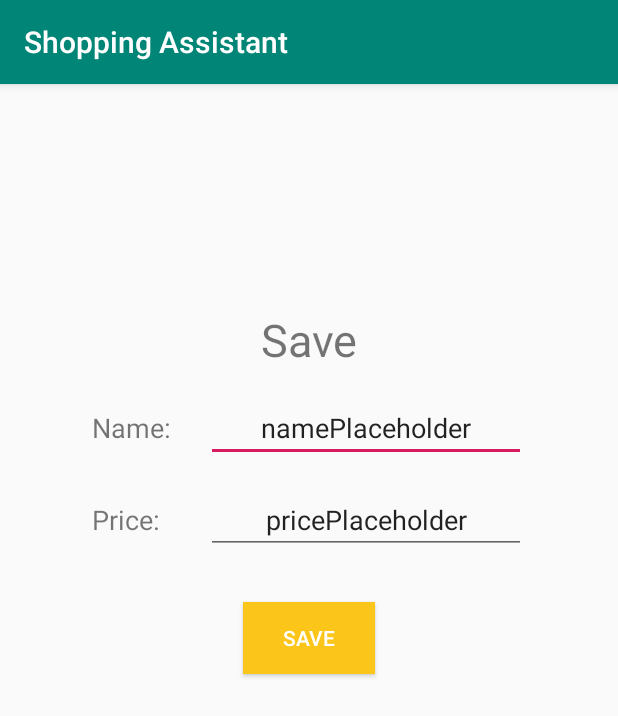
After one commit to Avarice111/shopping-assistant, an Android app: the EditItemViewActivity screen opened directly, with no data from a screen before it, on a phone screen of 412 x 824 dp. The commit adds this screen. Shown: the top 716 px of the screen. Run offline under Robolectric (Android 15) with nearby library versions, the phone set to English and light mode, and no system bars; 3 statements that could not run were skipped.

Commit message:
Edit Item

```diff
--- a/app/src/main/AndroidManifest.xml
+++ b/app/src/main/AndroidManifest.xml
@@ -27,6 +27,8 @@
         </activity>
         <activity android:name=".NewItemViewActivity">
         </activity>
+        <activity android:name=".EditItemViewActivity">
+        </activity>
     </application>
 
 </manifest>
--- /dev/null
+++ b/app/src/main/java/forthelulz/shoppingassistant/EditItemPresenterImpl.kt
@@ -0,0 +1,28 @@
+package forthelulz.shoppingassistant
+
+import android.content.Context
+
+class EditItemPresenterImpl(var editItemView: EditItemView, var context: Context) : EditItemPresenter {
+
+    override fun submit(name: String, price: Double,listId: Long) {
+        AppDatabase(context).shoppingItemDAO().update(ShoppingItem(0,name, price, listId))
+        editItemView.moveToNewActivity(
+            ViewListActivity::class.java,
+            longArrayOf(listId)
+
+        )
+    }
+
+    override fun loadAllByListId(shoppingListId: Long) {
+        var shoppingItems:List<ShoppingItem> = AppDatabase(context).shoppingItemDAO()
+            .loadAllByIds(longArrayOf(shoppingListId))
+        editItemView.setList(shoppingItems)
+    }
+}
+
+interface EditItemPresenter {
+
+    fun submit(name:String, price: Double, listId: Long)
+    fun loadAllByListId(shoppingListId:Long)
+
+}
--- /dev/null
+++ b/app/src/main/java/forthelulz/shoppingassistant/EditItemViewActivity.kt
@@ -0,0 +1,62 @@
+package forthelulz.shoppingassistant
+
+import android.content.Intent
+import android.os.Bundle
+import android.support.v7.app.AppCompatActivity
+import android.widget.Button
+import android.widget.EditText
+import kotlinx.android.synthetic.main.activity_new_item.*
+
+class EditItemViewActivity: AppCompatActivity(), EditItemView {
+
+    private var editItemPresenter: EditItemPresenter? = null
+
+    private var shoppingItems:List<ShoppingItem> = mutableListOf()
+
+    override fun onCreate(savedInstanceState: Bundle?) {
+        super.onCreate(savedInstanceState)
+        setContentView(R.layout.activity_edit_item)
+
+        editItemPresenter = EditItemPresenterImpl(this,this)
+
+        val nameFormItem = findViewById<EditText>(R.id.nameFormItem)
+
+        val priceFormItem = findViewById<EditText>(R.id.priceFormItem)
+
+        val submitEditItem = findViewById<Button>(R.id.submitEditItem)
+
+
+
+        val listId = getIntent().getExtras().getLongArray(Environment.EXTRA_IDS).first()
+
+        editItemPresenter?.loadAllByListId(listId)
+
+        submitEditItem.setOnClickListener {
+            editItemPresenter?.submit(nameFormItem.text.toString(),
+                priceFormItem.text.toString().toDouble(),
+                listId)
+        }
+
+    }
+
+    override fun setList(list: List<ShoppingItem>) {
+        shoppingItems = list
+        /*adapter.setList(list)
+        adapter.notifyDataSetChanged()*/
+        nameFormItem.setText(shoppingItems.first().name)
+        priceFormItem.setText(shoppingItems.first().price.toString())
+    }
+
+    override fun moveToNewActivity(cls: Class<*>, ids: LongArray) {
+        val intent = Intent(this, cls)
+        intent.putExtra(Environment.EXTRA_IDS, ids)
+        startActivity(intent)
+    }
+
+}
+
+interface EditItemView {
+
+    fun moveToNewActivity(cls: Class<*>, ids: LongArray)
+    fun setList(list: List<ShoppingItem>)
+}
--- /dev/null
+++ b/app/src/main/res/layout/activity_edit_item.xml
@@ -0,0 +1,85 @@
+<?xml version="1.0" encoding="utf-8"?>
+<android.support.constraint.ConstraintLayout xmlns:android="http://schemas.android.com/apk/res/android"
+                                             xmlns:app="http://schemas.android.com/apk/res-auto"
+                                             xmlns:tools="http://schemas.android.com/tools"
+                                             android:layout_width="match_parent"
+                                             android:layout_height="match_parent"
+                                             android:paddingBottom="24dp">
+
+    <EditText
+            android:layout_width="wrap_content"
+            android:layout_height="45dp"
+            android:inputType="textPersonName"
+            android:text="@string/editNamePlaceholder"
+            android:ems="10"
+            android:id="@+id/nameFormItem"
+            android:singleLine="true"
+            android:gravity="center_vertical|center_horizontal|center"
+            app:layout_constraintEnd_toEndOf="parent"
+            android:autofillHints=""
+            app:layout_constraintStart_toEndOf="@+id/textView2" app:layout_constraintHorizontal_bias="0.5"
+            app:layout_constraintBottom_toTopOf="@+id/priceFormItem"
+            app:layout_constraintTop_toBottomOf="@+id/textView3" android:layout_marginTop="16dp"/>
+    <TextView
+            android:text="@string/nameLabel"
+            android:layout_width="60dp"
+            android:layout_height="wrap_content"
+            android:id="@+id/textView2"
+            app:layout_constraintBaseline_toBaselineOf="@+id/nameFormItem" android:autoText="false"
+            android:textSize="18sp"
+            app:layout_constraintStart_toStartOf="parent"
+            app:layout_constraintHorizontal_chainStyle="packed"
+            app:layout_constraintHorizontal_bias="0.5" app:layout_constraintEnd_toStartOf="@+id/nameFormItem"
+            android:layout_marginEnd="16dp" android:layout_marginRight="16dp"/>
+    <EditText
+            android:layout_width="wrap_content"
+            android:layout_height="wrap_content"
+            android:inputType="numberDecimal"
+            android:ems="10"
+            android:id="@+id/priceFormItem"
+            android:text="@string/editPricePlaceholder"
+            android:gravity="center_vertical|center_horizontal|center"
+            app:layout_constraintStart_toEndOf="@+id/textView" app:layout_constraintHorizontal_bias="0.5"
+            app:layout_constraintEnd_toEndOf="parent"
+            app:layout_constraintTop_toBottomOf="@+id/nameFormItem"
+            app:layout_constraintBottom_toTopOf="@+id/submitEditItem" android:layout_marginTop="16dp"/>
+    <TextView
+            android:text="@string/priceLabel"
+            android:layout_width="60dp"
+            android:layout_height="wrap_content"
+            android:id="@+id/textView"
+            android:autoText="false"
+            android:textSize="18sp"
+            app:layout_constraintStart_toStartOf="parent"
+            app:layout_constraintHorizontal_chainStyle="packed"
+            app:layout_constraintHorizontal_bias="0.5"
+            app:layout_constraintEnd_toStartOf="@+id/priceFormItem"
+            app:layout_constraintBaseline_toBaselineOf="@+id/priceFormItem" android:layout_marginEnd="16dp"
+            android:layout_marginRight="16dp"/>
+    <Button
+            android:text="@string/editItemString"
+            android:layout_width="wrap_content"
+            android:layout_height="wrap_content"
+            android:id="@+id/submitEditItem"
+            app:layout_constraintStart_toStartOf="parent"
+            android:layout_marginLeft="8dp" android:layout_marginStart="8dp"
+            app:layout_constraintEnd_toEndOf="parent" android:layout_marginEnd="8dp" android:layout_marginRight="8dp"
+            android:background="@color/buttonColor"
+            android:textColor="@color/box"
+            app:layout_constraintBottom_toBottomOf="parent"
+            app:layout_constraintHorizontal_bias="0.5"
+            app:layout_constraintTop_toBottomOf="@+id/priceFormItem" android:layout_marginTop="32dp"/>
+    <TextView
+            android:text="@string/editItemString"
+            android:layout_width="wrap_content"
+            android:layout_height="wrap_content"
+            android:id="@+id/textView3" android:textSize="30sp"
+            app:layout_constraintStart_toStartOf="parent"
+            android:layout_marginLeft="8dp" android:layout_marginStart="8dp" app:layout_constraintEnd_toEndOf="parent"
+            android:layout_marginEnd="8dp" android:layout_marginRight="8dp" app:layout_constraintTop_toTopOf="parent"
+            app:layout_constraintHorizontal_bias="0.5"
+            app:layout_constraintVertical_chainStyle="packed"
+            app:layout_constraintBottom_toTopOf="@+id/nameFormItem"
+            app:layout_constraintVertical_bias="0.3"/>
+
+</android.support.constraint.ConstraintLayout>
--- a/app/src/main/res/values/strings.xml
+++ b/app/src/main/res/values/strings.xml
@@ -16,4 +16,8 @@
     <string name="newItemString">Create your item</string>
     <string name="nameLabel">Name:</string>
     <string name="priceLabel">Price:</string>
+    <string name="editNamePlaceholder">namePlaceholder</string>
+    <string name="editPricePlaceholder">pricePlaceholder</string>
+    <string name="editItemString">Save</string>
+    <string name="editSubmitButton">Save</string>
 </resources>
```
Also changed, not shown: app/src/main/java/forthelulz/shoppingassistant/ListViewPresenterImpl.kt (+6 -3 lines), app/src/main/java/forthelulz/shoppingassistant/ViewListActivity.kt (+1 -17 lines), app/src/main/res/layout/row_list_view.xml (+3 -10 lines).
